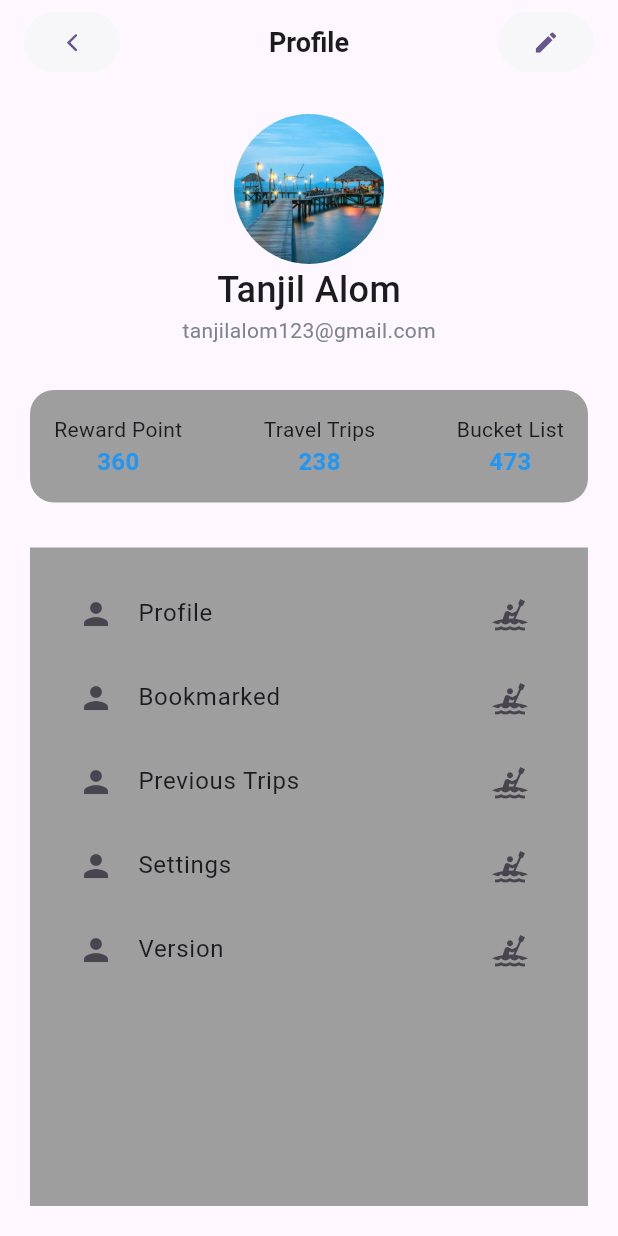
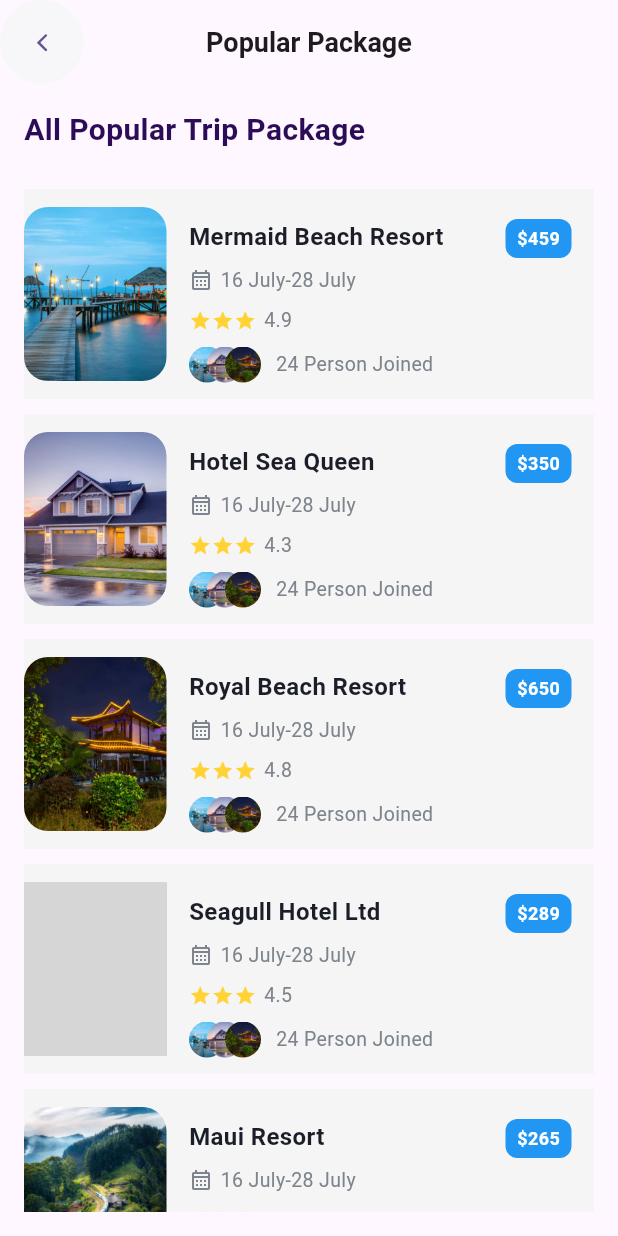
Before and after one commit to tanjilalom/Travel-App, a Flutter app: the screen it shows after launch, on a phone screen of 412 x 824 dp. Run offline on Flutter 3.47's test engine with Material 3 defaults, Android fonts, the phone set to English and light mode, and no system bars; our stand-ins replace easy_date_timeline, get; grey boxes are pictures that could not be loaded.

Commit message:
design updated

```diff
--- a/lib/main.dart
+++ b/lib/main.dart
@@ -2,6 +2,7 @@ import 'package:flutter/material.dart';
 import 'package:get/get.dart';
 import 'package:travelapp/view/screen/forget_passward_screen.dart';
 import 'package:travelapp/view/screen/home_screen.dart';
+import 'package:travelapp/view/screen/popular_package_screen.dart';
 import 'package:travelapp/view/screen/popular_places_screen.dart';
 import 'package:travelapp/view/screen/profile_screen.dart';
 import 'package:travelapp/view/screen/schedule_screen.dart';
@@ -25,7 +26,7 @@ class MyApp extends StatelessWidget {
         colorScheme: ColorScheme.fromSeed(seedColor: Colors.deepPurple),
         useMaterial3: true,
       ),
-      home: ProfileScreen(),
+      home: PopularPackageScreen(),
     );
   }
 }
--- /dev/null
+++ b/lib/model/popular_package_model.dart
@@ -0,0 +1,23 @@
+class places_package_item {
+  String image;
+  String name;
+  double rating;
+  int price;
+
+  places_package_item({
+    required this.image,
+    required this.name,
+    required this.rating,
+    required this.price,
+  });
+}
+
+List<places_package_item> packages = [
+  places_package_item(image: 'assets/1.jpg', name: 'Mermaid Beach Resort', rating: 4.9, price: 459),
+  places_package_item(image: 'assets/2.jpg', name: 'Hotel Sea Queen',  rating: 4.3, price: 350),
+  places_package_item(image: 'assets/3.jpg', name: 'Royal Beach Resort', rating: 4.8, price: 650),
+  places_package_item(image: 'assets/4.jpg', name: 'Seagull Hotel Ltd', rating: 4.5, price: 289),
+  places_package_item(image: 'assets/5.jpg', name: 'Maui Resort', rating: 4.3, price: 265),
+  places_package_item(image: 'assets/6.jpg', name: 'Angel Resort & Restaurant', rating: 4.6, price: 150),
+
+];
--- a/lib/model/profileList_model.dart
+++ b/lib/model/profileList_model.dart
@@ -13,9 +13,9 @@ class profileList {
 }
 
 List<profileList> profile = [
-  profileList(icon: Icons.person, name: 'Profile', icon2: Icons.kayaking),
-  profileList(icon: Icons.person, name: 'Bookmarked', icon2: Icons.kayaking),
-  profileList(icon: Icons.person, name: 'Previous Trips', icon2: Icons.kayaking),
-  profileList(icon: Icons.person, name: 'Settings', icon2: Icons.kayaking),
-  profileList(icon: Icons.person, name: 'Version', icon2: Icons.kayaking),
+  profileList(icon: Icons.person, name: 'Profile', icon2: Icons.keyboard_arrow_right),
+  profileList(icon: Icons.bookmark_border_outlined, name: 'Bookmarked', icon2: Icons.keyboard_arrow_right),
+  profileList(icon: Icons.airplane_ticket_outlined, name: 'Previous Trips', icon2: Icons.keyboard_arrow_right),
+  profileList(icon: Icons.settings, name: 'Settings', icon2: Icons.keyboard_arrow_right),
+  profileList(icon: Icons.manage_search_outlined, name: 'Version', icon2: Icons.keyboard_arrow_right),
 ];
--- a/lib/view/screen/popular_package_screen.dart
+++ b/lib/view/screen/popular_package_screen.dart
@@ -0,0 +1,260 @@
+import 'package:flutter/cupertino.dart';
+import 'package:flutter/material.dart';
+import 'package:travelapp/model/popular_package_model.dart';
+
+class PopularPackageScreen extends StatelessWidget {
+  const PopularPackageScreen({super.key});
+
+  @override
+  Widget build(BuildContext context) {
+    return Scaffold(
+      appBar: AppBar(
+        title: Text(
+          'Popular Package',
+          style: TextStyle(fontSize: 18, fontWeight: FontWeight.w600),
+        ),
+        centerTitle: true,
+        leading: TextButton(
+          onPressed: () {},
+          child: Icon(CupertinoIcons.back),
+          style: ElevatedButton.styleFrom(
+            backgroundColor: Color(0xfff7f7f9),
+          ),
+        ),
+        backgroundColor: Colors.transparent,
+      ),
+      body: Padding(
+        padding: EdgeInsets.all(16.0),
+        child: Column(
+          crossAxisAlignment: CrossAxisAlignment.start,
+          children: [
+            Text(
+              'All Popular Trip Package',
+              style: TextStyle(
+                fontSize: 20,
+                fontWeight: FontWeight.w600,
+                color: Color(0xff2D0C57),
+              ),
+            ),
+            SizedBox(
+              height: 20,
+            ),
+            Expanded(
+              child: ListView.builder(
+                itemCount: packages.length,
+                itemBuilder: (BuildContext context, int index) {
+                  var itemname = packages[index];
+                  return Padding(
+                    padding: EdgeInsets.symmetric(vertical: 5),
+                    child: InkWell(
+                      onTap: () {
+                        /* Navigator.push(
+                            context,
+                            CupertinoPageRoute(
+                                builder: (context) => ));*/
+                      },
+                      //() => Get.to(Veginfo()),
+                      child: Container(
+                        height: 140,
+                        width: 335,
+                        decoration: BoxDecoration(
+                          boxShadow: [
+                            BoxShadow(
+                              color: Colors.grey.shade100,
+                            ),
+                          ],
+                        ),
+                        child: Row(
+                          children: [
+                            ClipRRect(
+                              borderRadius: BorderRadius.circular(16),
+                              child: Image.asset(
+                                itemname.image,
+                                fit: BoxFit.cover,
+                                height: 116,
+                                width: 95,
+                              ),
+                            ),
+                            Expanded(
+                              child: Padding(
+                                padding: EdgeInsets.only(
+                                    top: 20, left: 15, right: 15),
+                                child: Row(
+                                  mainAxisAlignment:
+                                      MainAxisAlignment.spaceBetween,
+                                  children: [
+                                    Column(
+                                      crossAxisAlignment:
+                                          CrossAxisAlignment.start,
+                                      children: [
+                                        Text(
+                                          itemname.name,
+                                          style: TextStyle(
+                                            fontWeight: FontWeight.w600,
+                                            fontSize: 16,
+                                            color: Color(0xff1B1E28),
+                                          ),
+                                        ),
+                                        SizedBox(
+                                          height: 8,
+                                        ),
+                                        Row(
+                                          children: [
+                                            Icon(
+                                              Icons.calendar_month_outlined,
+                                              size: 16,
+                                              color: Color(0xff7D848D),
+                                            ),
+                                            SizedBox(
+                                              width: 5,
+                                            ),
+                                            Text(
+                                              '16 July-28 July',
+                                              style: TextStyle(
+                                                fontWeight: FontWeight.w400,
+                                                fontSize: 13,
+                                                color: Color(0xff7D848D),
+                                              ),
+                                            ),
+                                          ],
+                                        ),
+                                        SizedBox(
+                                          height: 8,
+                                        ),
+                                        Row(
+                                          children: [
+                                            Icon(
+                                              Icons.star,
+                                              size: 15,
+                                              color: Color(0xffFFD336),
+                                            ),
+                                            Icon(
+                                              Icons.star,
+                                              size: 15,
+                                              color: Color(0xffFFD336),
+                                            ),
+                                            Icon(
+                                              Icons.star,
+                                              size: 15,
+                                              color: Color(0xffFFD336),
+                                            ),
+                                            SizedBox(
+                                              width: 5,
+                                            ),
+                                            Text(
+                                              itemname.rating.toString(),
+                                              style: TextStyle(
+                                                fontWeight: FontWeight.w400,
+                                                fontSize: 13,
+                                                color: Color(0xff7D848D),
+                                              ),
+                                            ),
+                                          ],
+                                        ),
+                                        SizedBox(
+                                          height: 8,
+                                        ),
+                                        Row(
+                                          children: [
+                                            Container(
+                                              width: 50,
+                                              child: Stack(
+                                                alignment: AlignmentDirectional.topStart,
+                                                children: [
+                                                  Positioned(
+                                                    child: ClipRRect(
+                                                      borderRadius:
+                                                          BorderRadius.circular(
+                                                              50),
+                                                      child: Image.asset(
+                                                        'assets/1.jpg',
+                                                        fit: BoxFit.cover,
+                                                        height: 24,
+                                                        width: 24,
+                                                      ),
+                                                    ),
+                                                  ),
+                                                  Positioned(
+                                                    left: 12,
+                                                    child: ClipRRect(
+                                                      borderRadius:
+                                                          BorderRadius.circular(
+                                                              50),
+                                                      child: Image.asset(
+                                                        'assets/2.jpg',
+                                                        fit: BoxFit.cover,
+                                                        height: 24,
+                                                        width: 24,
+                                                      ),
+                                                    ),
+                                                  ),
+                                                  Positioned(
+                                                    left: 24,
+                                                    child: ClipRRect(
+                                                      borderRadius:
+                                                          BorderRadius.circular(
+                                                              50),
+                                                      child: Image.asset(
+                                                        'assets/3.jpg',
+                                                        fit: BoxFit.cover,
+                                                        height: 24,
+                                                        width: 24,
+                                                      ),
+                                                    ),
+                                                  )
+                                                ],
+                                              ),
+                                            ),
+                                            SizedBox(
+                                              width: 8,
+                                            ),
+                                            Text(
+                                              '24 Person Joined',
+                                              style: TextStyle(
+                                                fontWeight: FontWeight.w400,
+                                                fontSize: 13,
+                                                color: Color(0xff7D848D),
+                                              ),
+                                            ),
+                                          ],
+                                        )
+                                      ],
+                                    ),
+                                    Align(
+                                      alignment: AlignmentDirectional.topEnd,
+                                      child: Container(
+                                        width: 44,
+                                        height: 26,
+                                        decoration: BoxDecoration(
+                                          color: Colors.blue,
+                                          borderRadius:
+                                              BorderRadius.circular(8),
+                                        ),
+                                        child: Center(
+                                            child: Text(
+                                          "\$" + itemname.price.toString(),
+                                          style: TextStyle(
+                                              fontSize: 12,
+                                              fontWeight: FontWeight.w600,
+                                              color: Colors.white),
+                                        )),
+                                      ),
+                                    )
+                                  ],
+                                ),
+                              ),
+                            ),
+                          ],
+                        ),
+                      ),
+                    ),
+                  );
+                },
+              ),
+            ),
+          ],
+        ),
+      ),
+    );
+  }
+}
--- a/lib/view/screen/profile_screen.dart
+++ b/lib/view/screen/profile_screen.dart
@@ -60,14 +60,20 @@ class ProfileScreen extends StatelessWidget {
                     color: Color(0xff7d848d)),
               ),
               SizedBox(
-                height: 30,
+                height: 60,
               ),
               Container(
                 padding: EdgeInsets.all(16),
                 decoration: BoxDecoration(
                   shape: BoxShape.rectangle,
-                  color: Colors.grey,
-                  borderRadius: BorderRadius.circular(16)
+                  borderRadius: BorderRadius.circular(16),
+                  boxShadow: [
+                    BoxShadow(
+                      color: Colors.grey.shade300,
+                      blurRadius: 5,
+                      blurStyle: BlurStyle.outer
+                    ),
+                  ],
                 ),
                 child: Row(
                   mainAxisAlignment: MainAxisAlignment.spaceBetween,
@@ -102,12 +108,18 @@ class ProfileScreen extends StatelessWidget {
               SizedBox(
                 height: 30,
               ),
-              Expanded(
-                child: Container(
-
+              Container(
+                height: 330,
                 padding: EdgeInsets.all(16),
                 decoration: BoxDecoration(
-                    color: Colors.grey
+                  borderRadius: BorderRadius.circular(16),
+                  boxShadow: [
+                    BoxShadow(
+                        color: Colors.grey.shade300,
+                        blurRadius: 5,
+                        blurStyle: BlurStyle.outer
+                    ),
+                  ],
                 ),
                 child: ListView.builder(
                   itemCount: profile.length,
@@ -117,11 +129,10 @@ class ProfileScreen extends StatelessWidget {
                       leading: Icon(itemname.icon),
                       title: Text(itemname.name),
                       trailing: Icon(itemname.icon2),
+                      minTileHeight: 60,
                     );
                   },
-
                 )
-                ),
               )
             ],
           ),
```
Also changed, not shown: lib/view/screen/splash_screen.dart (added). Lines whose indentation alone changed are shown as unchanged.
